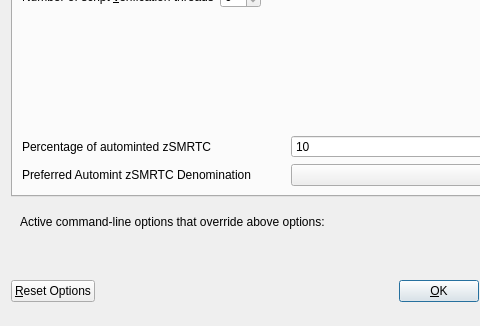
The window that src/qt/forms/optionsdialog.ui (CryptoCashBack-Hub/CCBC) describes before a commit, drawn with Qt 5; both pictures show x 0 to 480 and y 116 to 442 of the 576 by 442 pixel window.
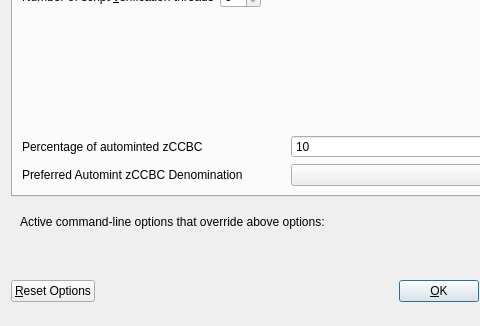
The same window after the commit. Custom widgets are drawn as their Qt base class.

The edit to the form file:
```diff
--- a/src/qt/forms/optionsdialog.ui
+++ b/src/qt/forms/optionsdialog.ui
@@ -138,7 +138,7 @@
             <string>Percentage of incoming SMRTC which get automatically converted to zSMRTC via Zerocoin Protocol (min: 10%)</string>
            </property>
            <property name="text">
-            <string>Percentage of autominted zSMRTC</string>
+            <string>Percentage of autominted zCCBC</string>
            </property>
           </widget>
          </item>
@@ -171,7 +171,7 @@
             <string>Wait with automatic conversion to Zerocoin until enough SMRTC for this denomination is available</string>
            </property>
            <property name="text">
-            <string>Preferred Automint zSMRTC Denomination</string>
+            <string>Preferred Automint zCCBC Denomination</string>
            </property>
           </widget>
          </item>
```
Left out of the diff: 6 changed lines with no effect on the pictures.
